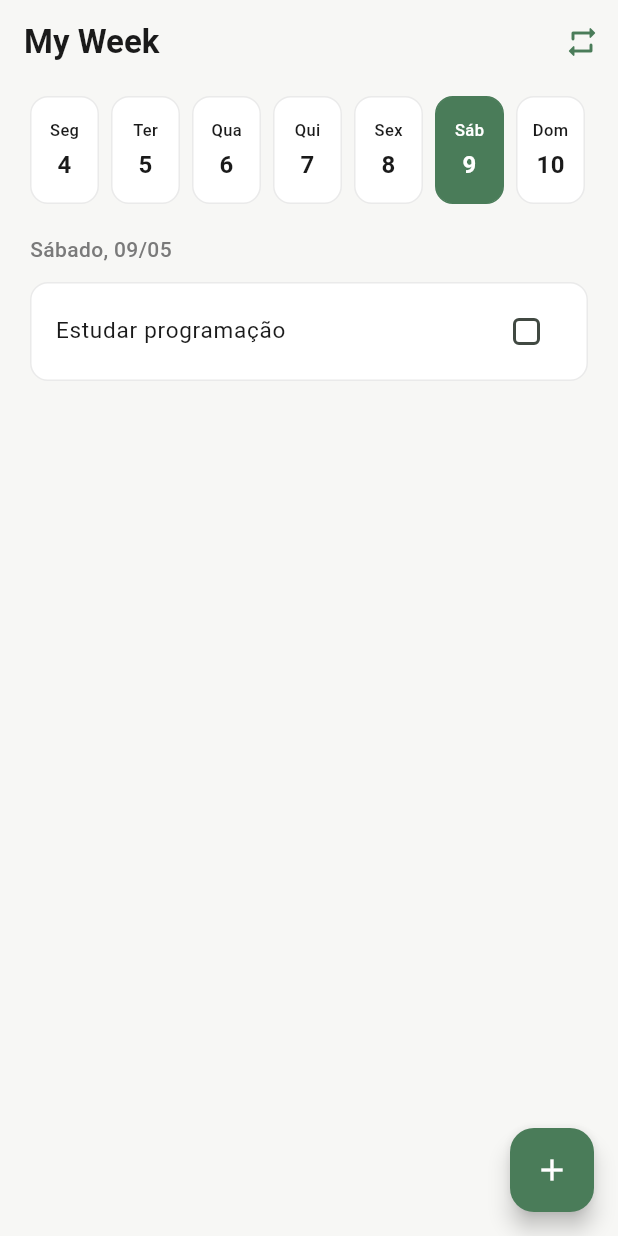
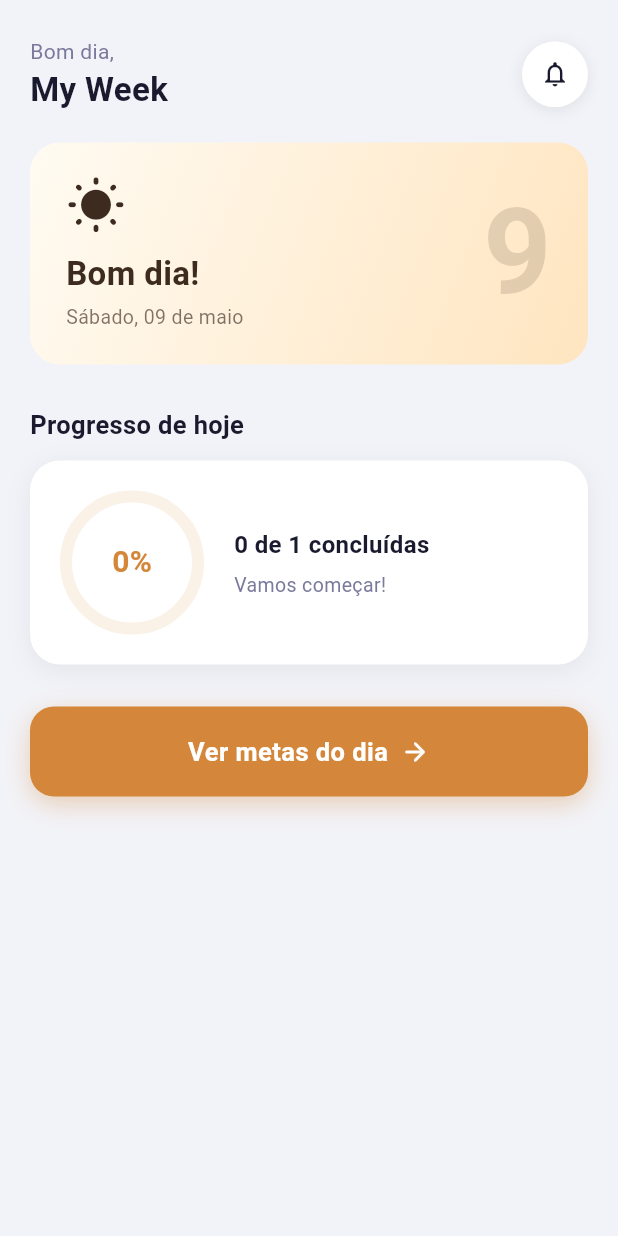
Before and after one commit to JotaDouglas/myweek, a Flutter app: the screen it shows after launch, on a phone screen of 412 x 824 dp. Run offline on Flutter 3.47's test engine with Material 3 defaults, Android fonts, the phone set to English and light mode, and no system bars; Roboto replaces fonts that are missing (SF Pro Display).

Commit message:
feat: tela inicial

```diff
--- a/lib/app/my_week_app.dart
+++ b/lib/app/my_week_app.dart
@@ -5,7 +5,7 @@ import '../core/theme/cores_app.dart';
 import '../data/repositories/meta_repository_memoria.dart';
 import '../viewmodels/metas_recorrentes_viewmodel.dart';
 import '../viewmodels/semana_viewmodel.dart';
-import '../views/semana/semana_page.dart';
+import '../views/tela_inicial/tela_inicial_page.dart';
 
 class MyWeekApp extends StatelessWidget {
   const MyWeekApp({super.key});
@@ -32,7 +32,7 @@ class MyWeekApp extends StatelessWidget {
           fontFamily: 'SF Pro Display',
           useMaterial3: true,
         ),
-        home: const SemanaPage(),
+        home: const TelaInicialPage(),
       ),
     );
   }
--- /dev/null
+++ b/lib/core/enums/periodo_dia.dart
@@ -0,0 +1,8 @@
+enum PeriodoDia { manha, tarde, noite }
+
+PeriodoDia periodoAtual() {
+  final hora = DateTime.now().hour;
+  if (hora >= 5 && hora < 12) return PeriodoDia.manha;
+  if (hora >= 12 && hora < 18) return PeriodoDia.tarde;
+  return PeriodoDia.noite;
+}
--- a/lib/core/theme/cores_app.dart
+++ b/lib/core/theme/cores_app.dart
@@ -11,4 +11,22 @@ class CoresApp {
   static const Color metaConcluida = Color(0xFFB0C9B5);
   static const Color diaSelecionado = Color(0xFF4A7C59);
   static const Color diaAtual = Color(0xFFD4EAD9);
+
+  // Período: Manhã (5h–12h)
+  static const Color fundoManha1 = Color(0xFFFFFBF2);
+  static const Color fundoManha2 = Color(0xFFFFE5C0);
+  static const Color accentManha = Color(0xFFD4873A);
+  static const Color textoManha = Color(0xFF3D2B1F);
+
+  // Período: Tarde (12h–18h)
+  static const Color fundoTarde1 = Color(0xFFFFF4EC);
+  static const Color fundoTarde2 = Color(0xFFFFD4A0);
+  static const Color accentTarde = Color(0xFFE07020);
+  static const Color textoTarde = Color(0xFF3E2010);
+
+  // Período: Noite (18h–5h)
+  static const Color fundoNoite1 = Color(0xFF1C2540);
+  static const Color fundoNoite2 = Color(0xFF0D1420);
+  static const Color accentNoite = Color(0xFF8B9FE8);
+  static const Color textoNoite = Color(0xFFE8ECF8);
 }
--- a/lib/core/utils/formatador_data.dart
+++ b/lib/core/utils/formatador_data.dart
@@ -7,6 +7,17 @@ String formatarData(DateTime data) {
   return '${dia.nomeCompleto}, $diaMes/$mes';
 }
 
+String formatarDataExtenso(DateTime data) {
+  const meses = [
+    'janeiro', 'fevereiro', 'março', 'abril', 'maio', 'junho',
+    'julho', 'agosto', 'setembro', 'outubro', 'novembro', 'dezembro',
+  ];
+  final dia = diaDaData(data);
+  final numero = data.day.toString().padLeft(2, '0');
+  final mes = meses[data.month - 1];
+  return '${dia.nomeCompleto}, $numero de $mes';
+}
+
 bool mesmoDia(DateTime a, DateTime b) {
   return a.year == b.year && a.month == b.month && a.day == b.day;
 }
--- /dev/null
+++ b/lib/views/tela_inicial/tela_inicial_page.dart
@@ -0,0 +1,268 @@
+import 'package:flutter/material.dart';
+import 'package:provider/provider.dart';
+
+import '../../core/enums/periodo_dia.dart';
+import '../../core/theme/cores_app.dart';
+import '../../core/utils/formatador_data.dart';
+import '../../viewmodels/semana_viewmodel.dart';
+import '../semana/semana_page.dart';
+import 'widgets/indicador_progresso_diario.dart';
+
+class TelaInicialPage extends StatefulWidget {
+  const TelaInicialPage({super.key});
+
+  @override
+  State<TelaInicialPage> createState() => _TelaInicialPageState();
+}
+
+class _TelaInicialPageState extends State<TelaInicialPage> {
+  @override
+  void initState() {
+    super.initState();
+    WidgetsBinding.instance.addPostFrameCallback((_) {
+      context.read<SemanaViewModel>().inicializar();
+    });
+  }
+
+  @override
+  Widget build(BuildContext context) {
+    final vm = context.watch<SemanaViewModel>();
+    final periodo = periodoAtual();
+    final tema = _temaDoPeriodo(periodo);
+
+    final total = vm.metasDoDia.length;
+    final concluidas = vm.metasDoDia.where((m) => m.concluida).length;
+
+    return Scaffold(
+      backgroundColor: const Color(0xFFF2F3F8),
+      body: SafeArea(
+        child: SingleChildScrollView(
+          padding: const EdgeInsets.symmetric(horizontal: 20),
+          child: Column(
+            crossAxisAlignment: CrossAxisAlignment.start,
+            children: [
+              const SizedBox(height: 24),
+              _cabecalho(tema),
+              const SizedBox(height: 20),
+              _cartaoSaudacao(tema),
+              const SizedBox(height: 28),
+              const Text(
+                'Progresso de hoje',
+                style: TextStyle(
+                  fontSize: 17,
+                  fontWeight: FontWeight.bold,
+                  color: Color(0xFF1A1A2E),
+                ),
+              ),
+              const SizedBox(height: 12),
+              IndicadorProgressoDiario(
+                total: total,
+                concluidas: concluidas,
+                corAccent: tema.corAccent,
+              ),
+              const SizedBox(height: 28),
+              _botaoVerMetas(tema),
+              const SizedBox(height: 32),
+            ],
+          ),
+        ),
+      ),
+    );
+  }
+
+  Widget _cabecalho(_TemaPeriodo tema) {
+    return Row(
+      crossAxisAlignment: CrossAxisAlignment.center,
+      children: [
+        Column(
+          crossAxisAlignment: CrossAxisAlignment.start,
+          children: [
+            Text(
+              tema.saudacaoCurta,
+              style: const TextStyle(
+                fontSize: 14,
+                color: Color(0xFF7A7A9D),
+                fontWeight: FontWeight.w400,
+              ),
+            ),
+            const Text(
+              'My Week',
+              style: TextStyle(
+                fontSize: 22,
+                fontWeight: FontWeight.bold,
+                color: Color(0xFF1A1A2E),
+              ),
+            ),
+          ],
+        ),
+        const Spacer(),
+        Container(
+          width: 44,
+          height: 44,
+          decoration: BoxDecoration(
+            color: Colors.white,
+            shape: BoxShape.circle,
+            boxShadow: [
+              BoxShadow(
+                color: Colors.black.withValues(alpha: 0.08),
+                blurRadius: 8,
+                offset: const Offset(0, 2),
+              ),
+            ],
+          ),
+          child: const Icon(
+            Icons.notifications_outlined,
+            color: Color(0xFF1A1A2E),
+            size: 20,
+          ),
+        ),
+      ],
+    );
+  }
+
+  Widget _cartaoSaudacao(_TemaPeriodo tema) {
+    final hoje = DateTime.now();
+    return Container(
+      padding: const EdgeInsets.symmetric(horizontal: 24, vertical: 22),
+      decoration: BoxDecoration(
+        gradient: LinearGradient(
+          begin: Alignment.topLeft,
+          end: Alignment.bottomRight,
+          colors: tema.gradiente,
+        ),
+        borderRadius: BorderRadius.circular(20),
+      ),
+      child: Row(
+        crossAxisAlignment: CrossAxisAlignment.center,
+        children: [
+          Column(
+            crossAxisAlignment: CrossAxisAlignment.start,
+            children: [
+              Icon(tema.icone, color: tema.corTexto, size: 40),
+              const SizedBox(height: 10),
+              Text(
+                tema.saudacao,
+                style: TextStyle(
+                  color: tema.corTexto,
+                  fontSize: 22,
+                  fontWeight: FontWeight.bold,
+                ),
+              ),
+              const SizedBox(height: 4),
+              Text(
+                formatarDataExtenso(hoje),
+                style: TextStyle(
+                  color: tema.corTexto.withValues(alpha: 0.65),
+                  fontSize: 13,
+                ),
+              ),
+            ],
+          ),
+          const Spacer(),
+          Text(
+            hoje.day.toString(),
+            style: TextStyle(
+              color: tema.corTexto.withValues(alpha: 0.15),
+              fontSize: 80,
+              fontWeight: FontWeight.bold,
+              height: 1.0,
+            ),
+          ),
+        ],
+      ),
+    );
+  }
+
+  Widget _botaoVerMetas(_TemaPeriodo tema) {
+    return GestureDetector(
+      onTap: () async {
+        await Navigator.push(
+          context,
+          MaterialPageRoute(builder: (_) => const SemanaPage()),
+        );
+        if (mounted) context.read<SemanaViewModel>().inicializar();
+      },
+      child: Container(
+        width: double.infinity,
+        padding: const EdgeInsets.symmetric(vertical: 18),
+        decoration: BoxDecoration(
+          color: tema.corAccent,
+          borderRadius: BorderRadius.circular(16),
+          boxShadow: [
+            BoxShadow(
+              color: tema.corAccent.withValues(alpha: 0.35),
+              blurRadius: 14,
+              offset: const Offset(0, 5),
+            ),
+          ],
+        ),
+        child: const Row(
+          mainAxisAlignment: MainAxisAlignment.center,
+          children: [
+            Text(
+              'Ver metas do dia',
+              style: TextStyle(
+                color: Colors.white,
+                fontSize: 17,
+                fontWeight: FontWeight.w600,
+                letterSpacing: 0.3,
+              ),
+            ),
+            SizedBox(width: 8),
+            Icon(Icons.arrow_forward_rounded, color: Colors.white, size: 20),
+          ],
+        ),
+      ),
+    );
+  }
+
+  _TemaPeriodo _temaDoPeriodo(PeriodoDia periodo) {
+    switch (periodo) {
+      case PeriodoDia.manha:
+        return const _TemaPeriodo(
+          gradiente: [CoresApp.fundoManha1, CoresApp.fundoManha2],
+          corTexto: CoresApp.textoManha,
+          corAccent: CoresApp.accentManha,
+          icone: Icons.wb_sunny_rounded,
+          saudacao: 'Bom dia!',
+          saudacaoCurta: 'Bom dia,',
+        );
+      case PeriodoDia.tarde:
+        return const _TemaPeriodo(
+          gradiente: [CoresApp.fundoTarde1, CoresApp.fundoTarde2],
+          corTexto: CoresApp.textoTarde,
+          corAccent: CoresApp.accentTarde,
+          icone: Icons.light_mode_rounded,
+          saudacao: 'Boa tarde!',
+          saudacaoCurta: 'Boa tarde,',
+        );
+      case PeriodoDia.noite:
+        return const _TemaPeriodo(
+          gradiente: [CoresApp.fundoNoite1, CoresApp.fundoNoite2],
+          corTexto: CoresApp.textoNoite,
+          corAccent: CoresApp.accentNoite,
+          icone: Icons.nightlight_round,
+          saudacao: 'Boa noite!',
+          saudacaoCurta: 'Boa noite,',
+        );
+    }
+  }
+}
+
+class _TemaPeriodo {
+  final List<Color> gradiente;
+  final Color corTexto;
+  final Color corAccent;
+  final IconData icone;
+  final String saudacao;
+  final String saudacaoCurta;
+
+  const _TemaPeriodo({
+    required this.gradiente,
+    required this.corTexto,
+    required this.corAccent,
+    required this.icone,
+    required this.saudacao,
+    required this.saudacaoCurta,
+  });
+}
--- /dev/null
+++ b/lib/views/tela_inicial/widgets/indicador_progresso_diario.dart
@@ -0,0 +1,97 @@
+import 'package:flutter/material.dart';
+
+class IndicadorProgressoDiario extends StatelessWidget {
+  final int total;
+  final int concluidas;
+  final Color corAccent;
+
+  const IndicadorProgressoDiario({
+    super.key,
+    required this.total,
+    required this.concluidas,
+    required this.corAccent,
+  });
+
+  @override
+  Widget build(BuildContext context) {
+    final percentual = total == 0 ? 0.0 : concluidas / total;
+    final percentualTexto = '${(percentual * 100).round()}%';
+
+    return Container(
+      padding: const EdgeInsets.all(24),
+      decoration: BoxDecoration(
+        color: Colors.white,
+        borderRadius: BorderRadius.circular(20),
+        boxShadow: [
+          BoxShadow(
+            color: Colors.black.withValues(alpha: 0.06),
+            blurRadius: 14,
+            offset: const Offset(0, 4),
+          ),
+        ],
+      ),
+      child: Row(
+        children: [
+          SizedBox(
+            width: 88,
+            height: 88,
+            child: Stack(
+              alignment: Alignment.center,
+              children: [
+                SizedBox.expand(
+                  child: CircularProgressIndicator(
+                    value: percentual,
+                    strokeWidth: 8,
+                    backgroundColor: corAccent.withValues(alpha: 0.12),
+                    valueColor: AlwaysStoppedAnimation<Color>(corAccent),
+                  ),
+                ),
+                Text(
+                  percentualTexto,
+                  style: TextStyle(
+                    color: corAccent,
+                    fontSize: 20,
+                    fontWeight: FontWeight.bold,
+                  ),
+                ),
+              ],
+            ),
+          ),
+          const SizedBox(width: 24),
+          Expanded(
+            child: Column(
+              crossAxisAlignment: CrossAxisAlignment.start,
+              children: [
+                Text(
+                  '$concluidas de $total concluídas',
+                  style: const TextStyle(
+                    fontSize: 16,
+                    fontWeight: FontWeight.w600,
+                    color: Color(0xFF1A1A2E),
+                  ),
+                ),
+                const SizedBox(height: 6),
+                Text(
+                  _mensagemMotivacional(percentual),
+                  style: const TextStyle(
+                    fontSize: 13,
+                    color: Color(0xFF7A7A9D),
+                    height: 1.4,
+                  ),
+                ),
+              ],
+            ),
+          ),
+        ],
+      ),
+    );
+  }
+
+  String _mensagemMotivacional(double percentual) {
+    if (total == 0) return 'Nenhuma meta para hoje';
+    if (percentual == 0.0) return 'Vamos começar!';
+    if (percentual < 0.5) return 'Bom progresso, continue!';
+    if (percentual < 1.0) return 'Quase lá, não pare!';
+    return 'Dia completo! Parabéns!';
+  }
+}
```
Also changed, not shown: 1 other file.
